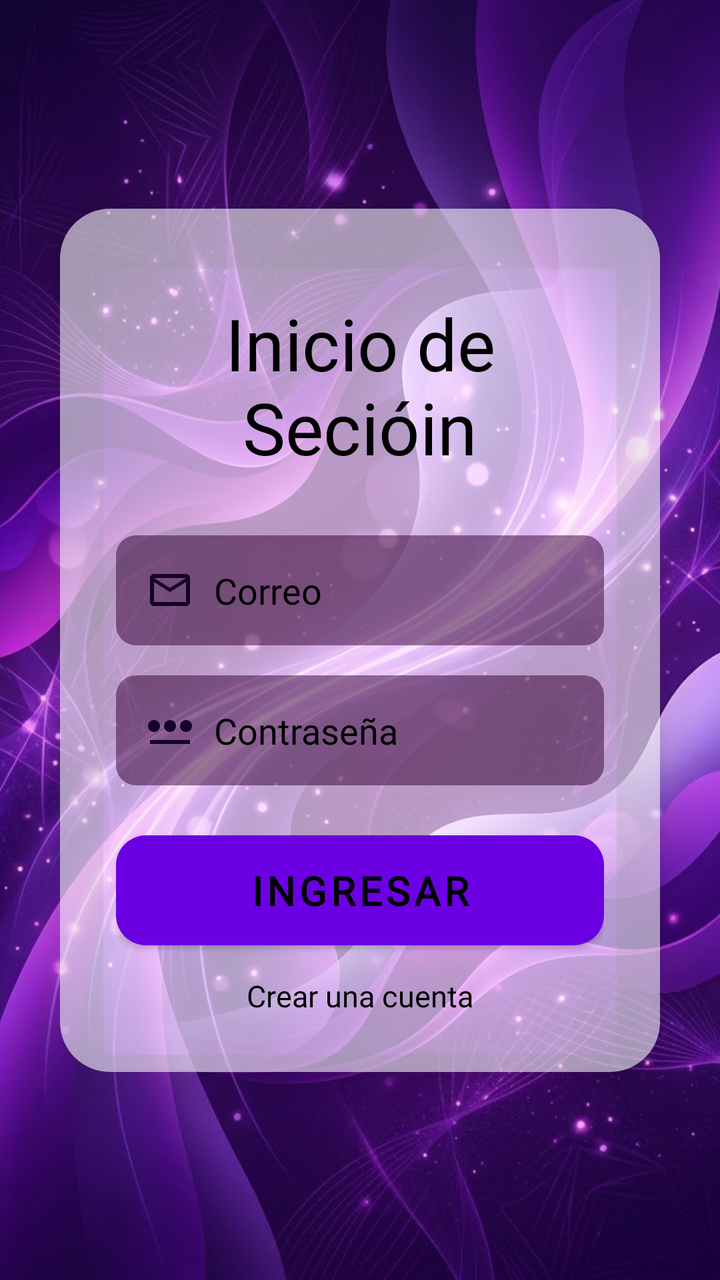
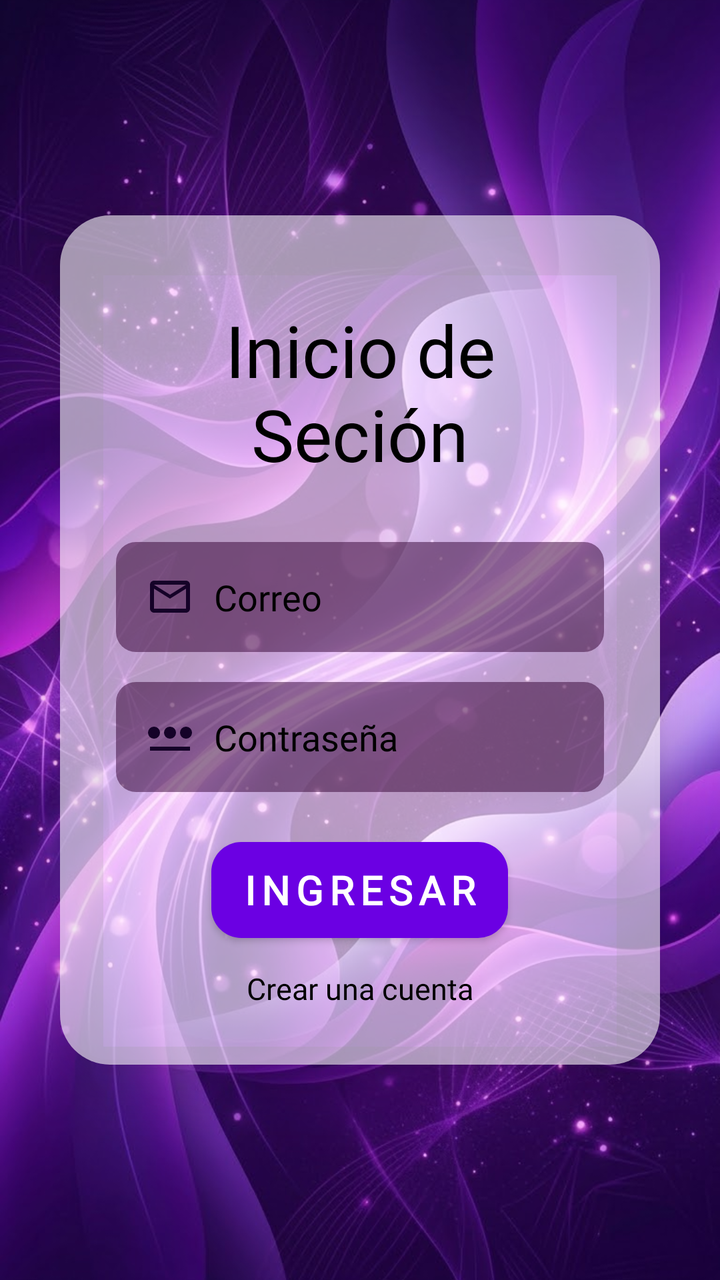

Two renders of the same Android screen: before a commit and after it. Below are the layout's source before the change and the commit's diff.
<!-- AndroidManifest.xml: application theme Theme.Reviewly -->
<!-- res/layout/activity_main.xml -->
<?xml version="1.0" encoding="utf-8"?>
<androidx.constraintlayout.widget.ConstraintLayout xmlns:android="http://schemas.android.com/apk/res/android"
    xmlns:app="http://schemas.android.com/apk/res-auto"
    xmlns:tools="http://schemas.android.com/tools"
    android:id="@+id/main"
    android:layout_width="match_parent"
    android:layout_height="match_parent"
    tools:context=".MainActivity">

    <ImageView
        android:layout_width="0dp"
        android:layout_height="0dp"
        android:src="@drawable/fondo_morado"
        android:scaleType="centerCrop"
        app:layout_constraintBottom_toBottomOf="parent"
        app:layout_constraintEnd_toEndOf="parent"
        app:layout_constraintStart_toStartOf="parent"
        app:layout_constraintTop_toTopOf="parent"/>

    <androidx.cardview.widget.CardView
        android:id="@+id/CardLogin"
        android:layout_width="0dp"
        android:layout_height="wrap_content"
        android:layout_margin="30dp"
        app:cardCornerRadius="25dp"
        app:cardElevation="15dp"
        app:cardBackgroundColor="@android:color/transparent"
        app:layout_constraintBottom_toBottomOf="parent"
        app:layout_constraintEnd_toEndOf="parent"
        app:layout_constraintStart_toStartOf="parent"
        app:layout_constraintTop_toTopOf="parent">

        <LinearLayout
            android:id="@+id/layoutContenido"
            android:layout_width="match_parent"
            android:layout_height="wrap_content"
            android:orientation="vertical"
            android:padding="28dp"
            android:background="@drawable/fondo_targeta"
            android:gravity="center">
            <TextView
                android:id="@+id/TvTitulo"
                android:layout_width="wrap_content"
                android:layout_height="wrap_content"
                android:text="Inicio de Secióin"
                android:textSize="36dp"
                android:gravity="center"
                android:fontFamily="@font/permanent_marker"
                android:textColor="#000000"
                android:layout_marginTop="15dp"
                android:layout_marginBottom="30dp"/>
            <EditText
                android:id="@+id/etCorreo"
                android:layout_width="match_parent"
                android:layout_height="55dp"
                android:background="@drawable/fondo_edit_text"
                android:hint="Correo"
                android:fontFamily="@font/shortstack_regular"
                android:paddingEnd="15dp"
                android:paddingStart="15dp"
                android:textColor="#000000"
                android:textColorHint="#000000"
                android:inputType="textEmailAddress"
                android:drawableStart="@drawable/baseline_mail_outline_24"
                android:drawablePadding="10dp"/>

            <EditText
                android:id="@+id/etPass"
                android:layout_width="match_parent"
                android:layout_height="55dp"
                android:background="@drawable/fondo_edit_text"
                android:hint="Contraseña"
                android:fontFamily="@font/shortstack_regular"
                android:paddingEnd="15dp"
                android:paddingStart="15dp"
                android:textColor="#000000"
                android:textColorHint="#000000"
                android:drawableStart="@drawable/password_2_24dp_150228_fill0_wght400_grad0_opsz24"
                android:inputType="textPassword"
                android:layout_marginTop="15dp"
                android:drawablePadding="10dp"/>

            <androidx.appcompat.widget.AppCompatButton
                android:id="@+id/BtnIngresar"
                android:layout_width="match_parent"
                android:layout_height="55dp"
                android:text="Ingresar"
                android:textSize="20sp"
                android:textColor="#000000"
                android:textColorHint="#000000"
                android:fontFamily="@font/permanent_marker"
                android:background="@drawable/boton"
                android:letterSpacing="0.10"
                android:layout_marginTop="25dp"
                android:textStyle="bold"/>

            <TextView
                android:id="@+id/tvcrearcuenta"
                android:layout_width="wrap_content"
                android:layout_height="wrap_content"
               android:textColor="#000000"
                android:fontFamily="@font/shortstack_regular"
                android:text="Crear una cuenta"
                android:textSize="15sp"
                android:layout_marginTop="15sp"/>

        </LinearLayout>

    </androidx.cardview.widget.CardView>

</androidx.constraintlayout.widget.ConstraintLayout>
<!-- resources referenced by this layout -->
<resources>
  <!-- drawable baseline_mail_outline_24 (drawable) -->
  <vector xmlns:android="http://schemas.android.com/apk/res/android" android:height="24dp" android:tint="#150228" android:viewportHeight="24" android:viewportWidth="24" android:width="24dp">
        
      <path android:fillColor="@android:color/white" android:pathData="M20,4L4,4c-1.1,0 -1.99,0.9 -1.99,2L2,18c0,1.1 0.9,2 2,2h16c1.1,0 2,-0.9 2,-2L22,6c0,-1.1 -0.9,-2 -2,-2zM20,18L4,18L4,8l8,5 8,-5v10zM12,11L4,6h16l-8,5z"/>
      
  </vector>
  <!-- drawable boton (drawable) -->
  <?xml version="1.0" encoding="utf-8"?>
  <shape xmlns:android="http://schemas.android.com/apk/res/android">
          <solid android:color="#6B00E3"/>
          <corners android:radius="15dp"/>
  </shape>
  <!-- drawable fondo_edit_text (drawable) -->
  <?xml version="1.0" encoding="utf-8"?>
  <shape xmlns:android="http://schemas.android.com/apk/res/android">
  <solid android:color="#80330033"></solid>
      <corners android:radius="10dp" > </corners>
  </shape>
  <!-- drawable fondo_morado: png bitmap (drawable, 136168 bytes) -->
  <!-- drawable fondo_targeta (drawable) -->
  <?xml version="1.0" encoding="utf-8"?>
  <shape xmlns:android="http://schemas.android.com/apk/res/android">
  <solid android:color="#95FFFFFF"></solid>
      <corners android:radius="15dp" >
  
      </corners>
  </shape>
  <!-- drawable password_2_24dp_150228_fill0_wght400_grad0_opsz24 (drawable) -->
  <vector xmlns:android="http://schemas.android.com/apk/res/android"
      android:width="24dp"
      android:height="24dp"
      android:viewportWidth="960"
      android:viewportHeight="960">
    <path
        android:pathData="M160,520q-50,0 -85,-35t-35,-85q0,-50 35,-85t85,-35q50,0 85,35t35,85q0,50 -35,85t-85,35ZM80,760v-80h800v80L80,760ZM395,485q-35,-35 -35,-85t35,-85q35,-35 85,-35t85,35q35,35 35,85t-35,85q-35,35 -85,35t-85,-35ZM715,485q-35,-35 -35,-85t35,-85q35,-35 85,-35t85,35q35,35 35,85t-35,85q-35,35 -85,35t-85,-35Z"
        android:fillColor="#150228"/>
  </vector>
  <style name="Theme.Reviewly" parent="Base.Theme.Reviewly" />
  <style name="Base.Theme.Reviewly" parent="Theme.Material3.DayNight.NoActionBar">
          
          
      </style>
</resources>

<!-- the commit's change to res/layout/activity_main.xml (unified diff, before → after) -->
@@ -42,7 +42,7 @@
                 android:id="@+id/TvTitulo"
                 android:layout_width="wrap_content"
                 android:layout_height="wrap_content"
-                android:text="Inicio de Secióin"
+                android:text="Inicio de Seción"
                 android:textSize="36dp"
                 android:gravity="center"
                 android:fontFamily="@font/permanent_marker"
@@ -82,16 +82,17 @@
 
             <androidx.appcompat.widget.AppCompatButton
                 android:id="@+id/BtnIngresar"
-                android:layout_width="match_parent"
-                android:layout_height="55dp"
+                android:layout_width="wrap_content"
+                android:layout_height="wrap_content"
                 android:text="Ingresar"
                 android:textSize="20sp"
-                android:textColor="#000000"
-                android:textColorHint="#000000"
+                android:textColor="#FFFFFF"
                 android:fontFamily="@font/permanent_marker"
                 android:background="@drawable/boton"
-                android:letterSpacing="0.10"
+                android:letterSpacing="0.15"
                 android:layout_marginTop="25dp"
+                android:paddingEnd="15dp"
+                android:paddingStart="15dp"
                 android:textStyle="bold"/>
 
             <TextView
